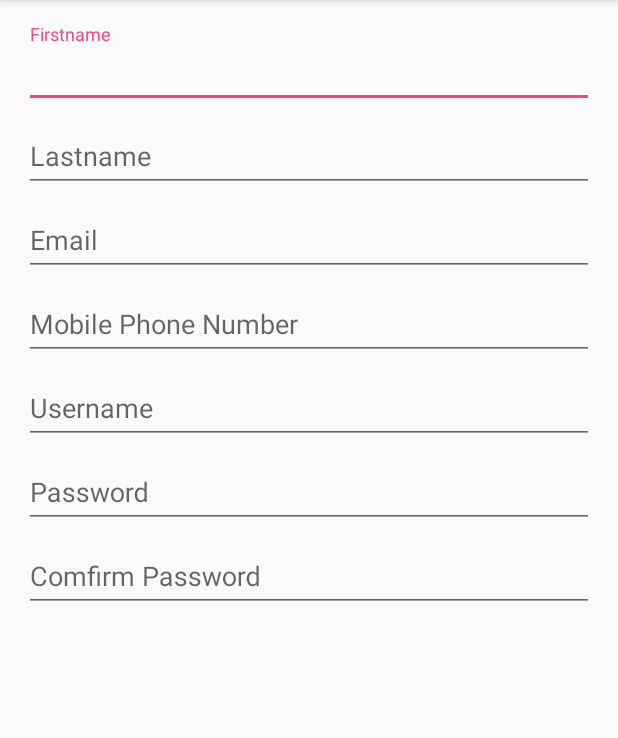
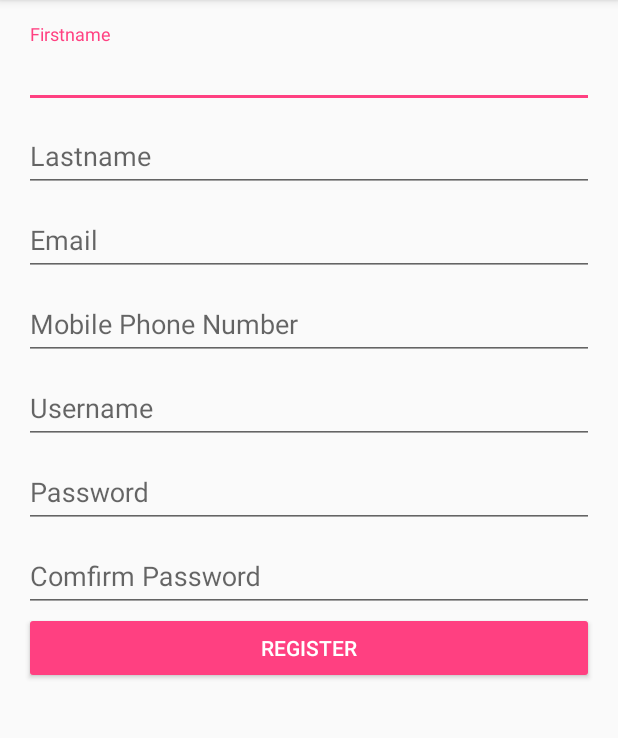
Before and after one commit to Wchindanai/Notyfi, an Android app: the Register screen opened directly, with no data from a screen before it, on a phone screen of 412 x 824 dp, the part 84-822 px from its top. Run offline under Robolectric (Android 15) with nearby library versions, the phone set to English and light mode, and no system bars.

```diff
--- a/app/src/main/res/layout/activity_register.xml
+++ b/app/src/main/res/layout/activity_register.xml
@@ -10,15 +10,31 @@
     android:paddingTop="@dimen/activity_vertical_margin"
     tools:context="dev.notify.Register">
 
+    <LinearLayout
+        android:layout_width="match_parent"
+        android:layout_height="match_parent"
+        android:orientation="vertical">
+
+        <ProgressBar
+            android:id="@+id/register_progress"
+            style="?android:attr/progressBarStyleLarge"
+            android:layout_width="match_parent"
+            android:layout_height="482dp"
+            android:layout_alignParentBottom="true"
+            android:layout_alignParentEnd="true"
+            android:layout_alignParentStart="true"
+            android:visibility="gone" />
+
         <ScrollView
             android:layout_width="match_parent"
             android:layout_height="match_parent">
 
             <LinearLayout
-            android:orientation="vertical"
+                android:id="@+id/register_form"
                 android:layout_width="match_parent"
                 android:layout_height="wrap_content"
-            android:id="@+id/register_form">
+                android:orientation="vertical">
+
 
                 <android.support.design.widget.TextInputLayout
                     android:layout_width="match_parent"
@@ -80,13 +96,13 @@
                     android:layout_height="wrap_content">
 
                     <EditText
+                        android:id="@+id/passwordEditText"
                         android:layout_width="match_parent"
                         android:layout_height="wrap_content"
-                    android:inputType="textPassword"
+                        android:layout_weight="1"
+                        android:ems="10"
                         android:hint="@string/password"
-                    android:ems="10"
-                    android:id="@+id/passwordEditText"
-                    android:layout_weight="1" />
+                        android:inputType="textPassword" />
                 </android.support.design.widget.TextInputLayout>
 
                 <android.support.design.widget.TextInputLayout
@@ -94,15 +110,24 @@
                     android:layout_height="wrap_content">
 
                     <EditText
+                        android:id="@+id/confirmPasswordEditText"
                         android:layout_width="match_parent"
                         android:layout_height="wrap_content"
-                    android:inputType="textPassword"
+                        android:layout_weight="1"
+                        android:ems="10"
                         android:hint="@string/comfirmPassword"
-                    android:ems="10"
-                    android:id="@+id/confirmPasswordEditText"
-                    android:layout_weight="1" />
+                        android:inputType="textPassword" />
+
                 </android.support.design.widget.TextInputLayout>
+
+                <Button
+                    android:id="@+id/registerBtn"
+                    style="@style/Widget.AppCompat.Button.Colored"
+                    android:layout_width="match_parent"
+                    android:layout_height="wrap_content"
+                    android:layout_weight="1"
+                    android:text="@string/register" />
             </LinearLayout>
         </ScrollView>
-
+    </LinearLayout>
 </RelativeLayout>
--- a/app/src/main/res/values/strings.xml
+++ b/app/src/main/res/values/strings.xml
@@ -8,4 +8,5 @@
     <string name="email">Email</string>
     <string name="tel">Mobile Phone Number</string>
     <string name="comfirmPassword">Comfirm Password</string>
+    <string name="register">Register</string>
 </resources>
```
Also changed, not shown: app/src/main/java/dev/notify/Register.java (+145 -1 lines). Lines whose indentation alone changed are shown as unchanged.
